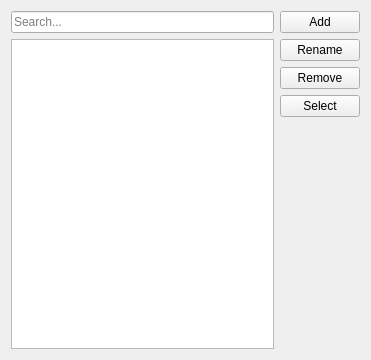
JakubFranek/Kapytal, file src/views/ui_files/payee_form.ui: the form before one commit.
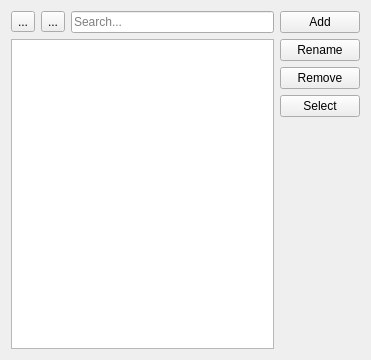
The form after the commit.

Commit message:
Add sorting via QSortFilterProxyModel to PayeeForm
Add sorting icons.
Fix bug where a new row was added when renaming a Payee.

```diff
--- a/src/views/ui_files/payee_form.ui
+++ b/src/views/ui_files/payee_form.ui
@@ -23,11 +23,29 @@
    <item>
     <layout class="QVBoxLayout" name="leftVerticalLayout">
      <item>
+      <layout class="QHBoxLayout" name="controlsHorizontalLayout">
+       <item>
+        <widget class="QToolButton" name="sortAscendingButton">
+         <property name="text">
+          <string>...</string>
+         </property>
+        </widget>
+       </item>
+       <item>
+        <widget class="QToolButton" name="sortDescendingButton">
+         <property name="text">
+          <string>...</string>
+         </property>
+        </widget>
+       </item>
+       <item>
       <widget class="QLineEdit" name="searchLineEdit">
        <property name="placeholderText">
         <string>Search...</string>
        </property>
       </widget>
+       </item>
+      </layout>
      </item>
      <item>
       <widget class="QListView" name="listView"/>
```
Lines whose indentation alone changed are shown as unchanged. The commit also changes 11 other files.
